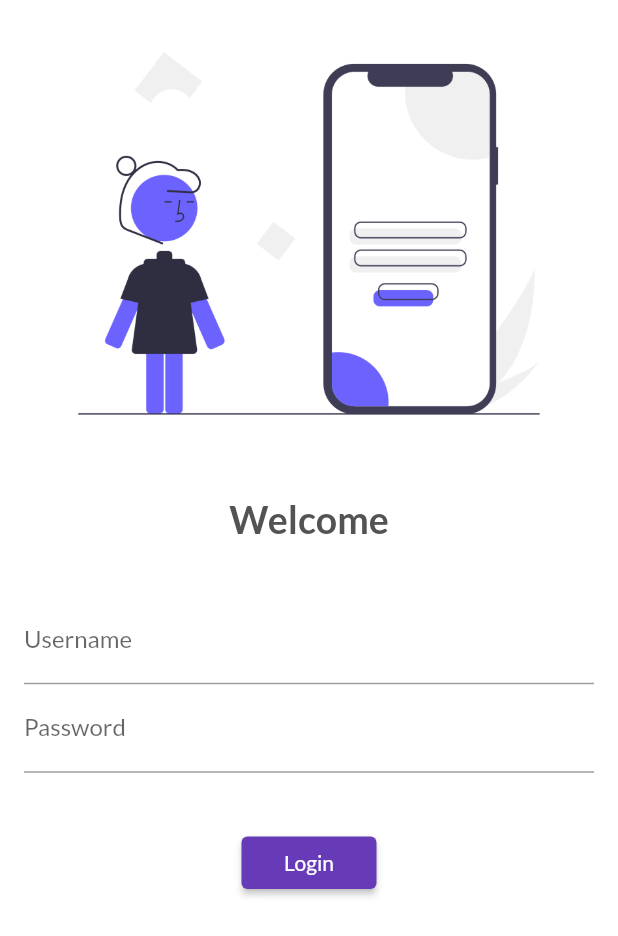
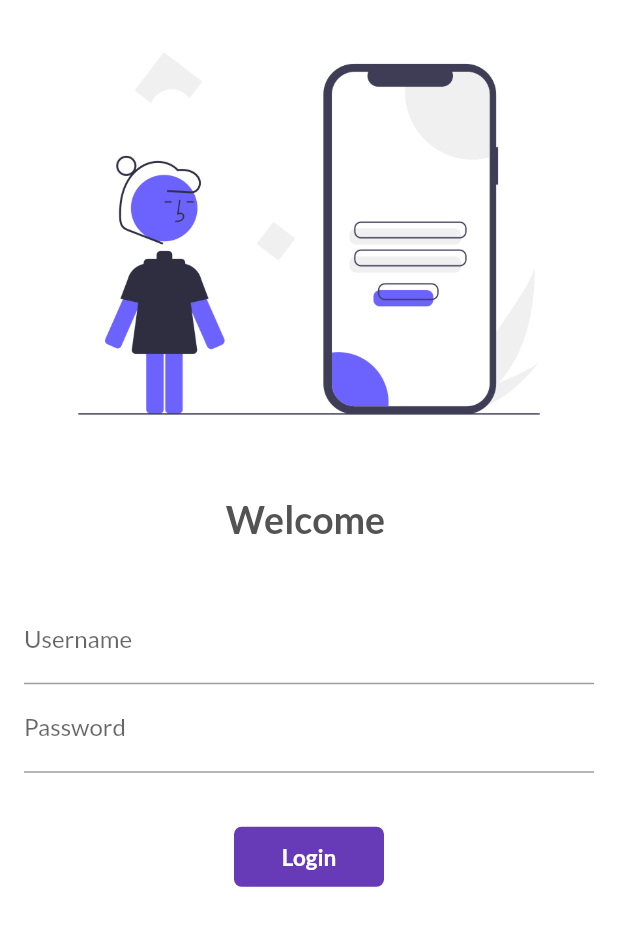
Before and after one commit to Eklavya-Sachin/SecondApp, a Flutter app: the screen it shows after launch, on a phone screen of 412 x 824 dp. Shown: the top 936 px of the screen. Run offline on Flutter 3.47's test engine with Material 2 defaults, Android fonts, the phone set to English and light mode, and no system bars; our stand-ins replace google_fonts.

Commit message:
Day 4 completed

```diff
--- a/lib/Pages/login_page.dart
+++ b/lib/Pages/login_page.dart
@@ -1,8 +1,17 @@
 import 'package:aswesome_app_2/utils/routes.dart';
 import 'package:flutter/material.dart';
+import 'package:flutter/rendering.dart';
 
-class LoginPage extends StatelessWidget {
+class LoginPage extends StatefulWidget {
   const LoginPage({Key? key}) : super(key: key);
+
+  @override
+  State<LoginPage> createState() => _LoginPageState();
+}
+
+class _LoginPageState extends State<LoginPage> {
+  String name = "";
+  bool changeButton = false;
 
   @override
   Widget build(BuildContext context) {
@@ -18,9 +27,9 @@ class LoginPage extends StatelessWidget {
             const SizedBox(
               height: 20,
             ),
-            const Text(
-              "Welcome",
-              style: TextStyle(
+            Text(
+              "Welcome $name",
+              style: const TextStyle(
                 fontSize: 25,
                 color: Color.fromARGB(255, 84, 83, 83),
                 fontWeight: FontWeight.bold,
@@ -38,6 +47,10 @@ class LoginPage extends StatelessWidget {
                       hintText: "Enter Username",
                       labelText: "Username",
                     ),
+                    onChanged: (value) {
+                      name = value;
+                      setState(() {});
+                    },
                   ),
                   TextFormField(
                     obscureText: true,
@@ -52,15 +65,48 @@ class LoginPage extends StatelessWidget {
             const SizedBox(
               height: 20,
             ),
-            ElevatedButton(
-              onPressed: () {
+
+            InkWell(
+              onTap: () async {
+                setState(() {
+                  changeButton = true;
+                });
+                await Future.delayed(const Duration(seconds: 1));
                 Navigator.pushNamed(context, MyRoutes.homeRoute);
               },
-              child: const Text("Login"),
-              style: TextButton.styleFrom(
-                minimumSize: const Size(90, 35),
+              child: AnimatedContainer(
+                duration: const Duration(seconds: 1),
+                width: changeButton ? 40 : 100,
+                height: 40,
+                alignment: Alignment.center,
+                child: changeButton
+                    ? const Icon(
+                        Icons.done,
+                        color: Colors.white,
+                      )
+                    : const Text(
+                        "Login",
+                        style: TextStyle(
+                          color: Colors.white,
+                          fontWeight: FontWeight.bold,
+                          fontSize: 15,
+                        ),
+                      ),
+                decoration: BoxDecoration(
+                  color: Colors.deepPurple,
+                  borderRadius: BorderRadius.circular(changeButton ? 40 : 5),
+                ),
               ),
-            ),
+            )
+            // ElevatedButton(
+            //   onPressed: () {
+            //     Navigator.pushNamed(context, MyRoutes.homeRoute);
+            //   },
+            //   child: const Text("Login"),
+            //   style: TextButton.styleFrom(
+            //     minimumSize: const Size(90, 35),
+            //   ),
+            // ),
           ],
         ),
       ),
```
